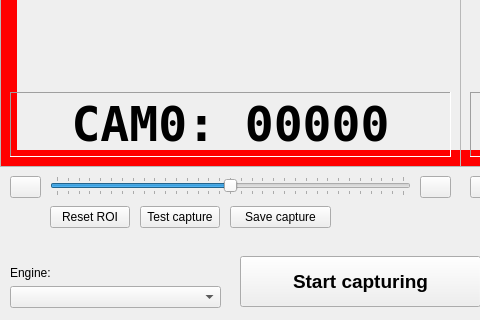
Qt form mainWindow.ui (cmbsolutions/RpiCameraComparer) before a commit; both pictures show x 0 to 480 and y 244 to 564 of the 923 by 564 pixel window.
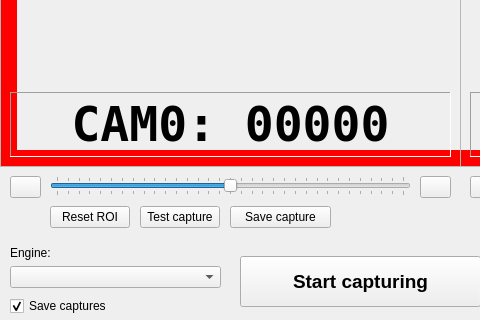
The same form after that commit. Icons and pictures are not drawn.

```diff
--- a/mainWindow.ui
+++ b/mainWindow.ui
@@ -523,7 +523,7 @@
     <property name="geometry">
      <rect>
       <x>10</x>
-      <y>530</y>
+      <y>510</y>
       <width>211</width>
       <height>22</height>
      </rect>
@@ -539,7 +539,7 @@
     <property name="geometry">
      <rect>
       <x>10</x>
-      <y>510</y>
+      <y>490</y>
       <width>57</width>
       <height>14</height>
      </rect>
@@ -548,6 +548,22 @@
      <string>Engine:</string>
     </property>
    </widget>
+   <widget class="QCheckBox" name="cSaveImg">
+    <property name="geometry">
+     <rect>
+      <x>10</x>
+      <y>540</y>
+      <width>211</width>
+      <height>20</height>
+     </rect>
+    </property>
+    <property name="text">
+     <string>Save captures</string>
+    </property>
+    <property name="checked">
+     <bool>true</bool>
+    </property>
+   </widget>
    <zorder>Frame_Error</zorder>
    <zorder>Cam0FocusPlus</zorder>
    <zorder>Cam0FocusMinus</zorder>
```
Left out of the diff: 20 changed lines with no effect on the pictures.
